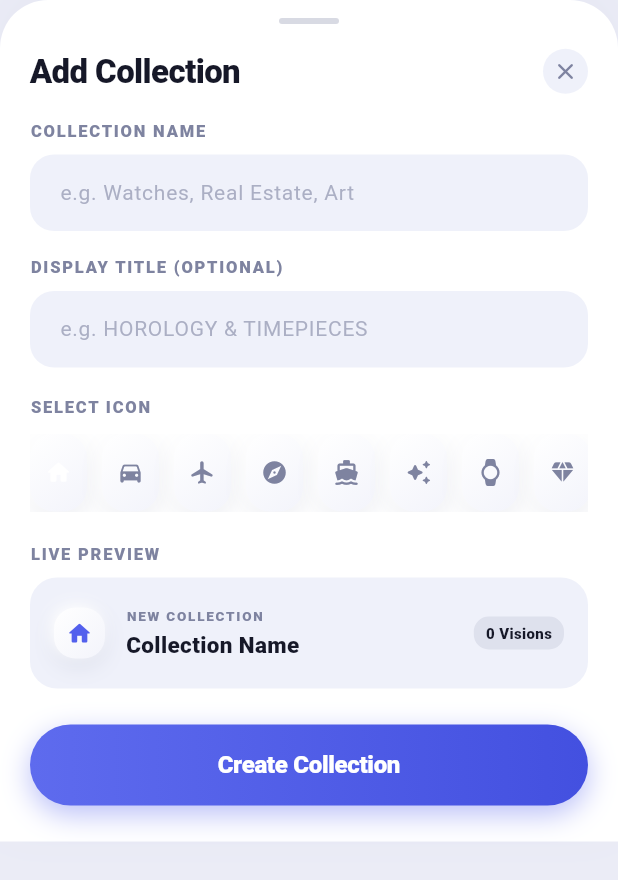
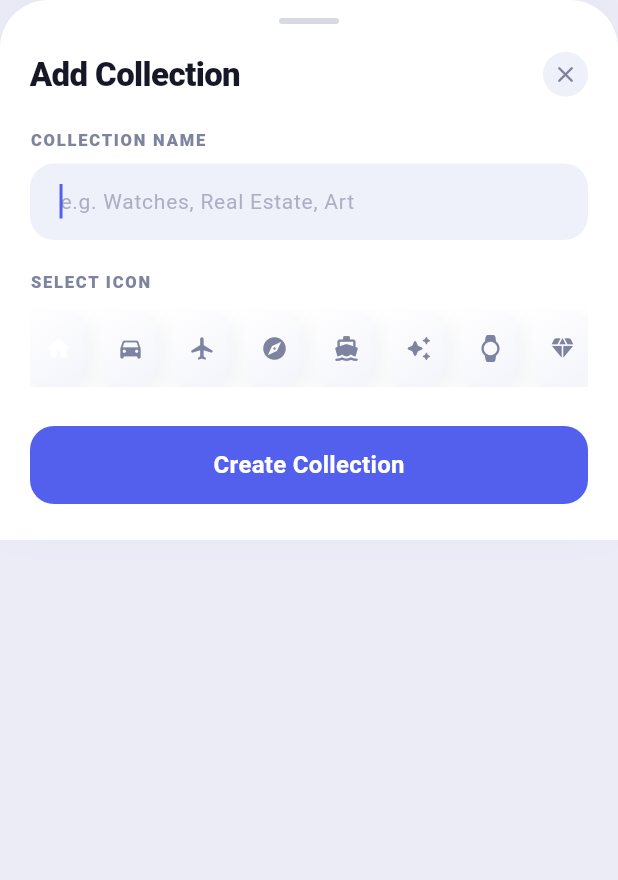
Before and after one commit to Knecrow/Origo, a Flutter app: the AddCategorySheet widget shown alone on an empty page, opened directly, on a phone screen of 412 x 824 dp. Shown: the top 880 px of the screen. Run offline on Flutter 3.47's test engine with Material 3 defaults, Android fonts, the phone set to English and light mode, and no system bars; our stand-ins replace image_picker, shared_preferences, sqflite, sqflite_common_ffi_web; accounts and stored records are empty.

Commit message:
style: Streamline Add Collection sheet to Name, Icon Picker and Submit button without display title or live preview

```diff
--- a/lib/features/add/add_category_sheet.dart
+++ b/lib/features/add/add_category_sheet.dart
@@ -30,7 +30,6 @@ class AddCategorySheet extends StatefulWidget {
 class _AddCategorySheetState extends State<AddCategorySheet> {
   final _formKey = GlobalKey<FormState>();
   final _nameCtrl = TextEditingController();
-  final _displayCtrl = TextEditingController();
 
   IconData _selectedIcon = kAllSupportedCategoryIcons.first;
   bool _saving = false;
@@ -38,7 +37,6 @@ class _AddCategorySheetState extends State<AddCategorySheet> {
   @override
   void dispose() {
     _nameCtrl.dispose();
-    _displayCtrl.dispose();
     super.dispose();
   }
 
@@ -48,16 +46,13 @@ class _AddCategorySheetState extends State<AddCategorySheet> {
     setState(() => _saving = true);
     try {
       final name = _nameCtrl.text.trim();
-      final display = _displayCtrl.text.trim().isNotEmpty
-          ? _displayCtrl.text.trim().toUpperCase()
-          : name.toUpperCase();
 
       if (!mounted) return;
       final ext = context.ext;
 
       await context.read<ItemsProvider>().addCategory(
             name: name,
-            displayName: display,
+            displayName: name.toUpperCase(),
             icon: _selectedIcon,
             color: ext.accent,
           );
@@ -99,10 +94,10 @@ class _AddCategorySheetState extends State<AddCategorySheet> {
         key: _formKey,
         child: SingleChildScrollView(
           child: Column(
+            mainAxisSize: MainAxisSize.min,
             crossAxisAlignment: CrossAxisAlignment.start,
-            mainAxisSize: MainAxisSize.min,
             children: [
-              // Drag Handle
+              // Drag handle
               Center(
                 child: Container(
                   width: 40,
@@ -113,9 +108,9 @@ class _AddCategorySheetState extends State<AddCategorySheet> {
                   ),
                 ),
               ),
-              const SizedBox(height: 16),
+              const SizedBox(height: 18),
 
-              // Header
+              // Title Row
               Row(
                 mainAxisAlignment: MainAxisAlignment.spaceBetween,
                 children: [
@@ -145,7 +140,7 @@ class _AddCategorySheetState extends State<AddCategorySheet> {
                   ),
                 ],
               ),
-              const SizedBox(height: 16),
+              const SizedBox(height: 20),
 
               // Category Name
               Text(
@@ -160,6 +155,7 @@ class _AddCategorySheetState extends State<AddCategorySheet> {
               const SizedBox(height: 8),
               TextFormField(
                 controller: _nameCtrl,
+                autofocus: true,
                 style: TextStyle(color: ext.textPrimary, fontSize: 15),
                 decoration: InputDecoration(
                   hintText: 'e.g. Watches, Real Estate, Art',
@@ -172,40 +168,10 @@ class _AddCategorySheetState extends State<AddCategorySheet> {
                   contentPadding: const EdgeInsets.symmetric(
                       horizontal: 16, vertical: 14),
                 ),
-                onChanged: (_) => setState(() {}),
                 validator: (v) =>
                     (v == null || v.trim().isEmpty) ? 'Please enter a name' : null,
               ),
-              const SizedBox(height: 16),
-
-              // Display Header Subtitle (Optional)
-              Text(
-                'DISPLAY TITLE (OPTIONAL)',
-                style: TextStyle(
-                  fontSize: 11,
-                  fontWeight: FontWeight.w800,
-                  letterSpacing: 1.2,
-                  color: ext.textMuted,
-                ),
-              ),
-              const SizedBox(height: 8),
-              TextFormField(
-                controller: _displayCtrl,
-                style: TextStyle(color: ext.textPrimary, fontSize: 15),
-                decoration: InputDecoration(
-                  hintText: 'e.g. HOROLOGY & TIMEPIECES',
-                  filled: true,
-                  fillColor: ext.cardSecondaryColor,
-                  border: OutlineInputBorder(
-                    borderRadius: BorderRadius.circular(16),
-                    borderSide: BorderSide.none,
-                  ),
-                  contentPadding: const EdgeInsets.symmetric(
-                      horizontal: 16, vertical: 14),
-                ),
-                onChanged: (_) => setState(() {}),
-              ),
-              const SizedBox(height: 18),
+              const SizedBox(height: 20),
 
               // Select Icon
               Text(
@@ -245,121 +211,39 @@ class _AddCategorySheetState extends State<AddCategorySheet> {
                   },
                 ),
               ),
-              const SizedBox(height: 20),
+              const SizedBox(height: 26),
 
-              // Live Preview Card
-              Text(
-                'LIVE PREVIEW',
-                style: TextStyle(
-                  fontSize: 11,
-                  fontWeight: FontWeight.w800,
-                  letterSpacing: 1.2,
-                  color: ext.textMuted,
-                ),
-              ),
-              const SizedBox(height: 8),
-              Container(
-                height: 74,
-                padding: const EdgeInsets.symmetric(horizontal: 16),
-                decoration: BoxDecoration(
-                  color: ext.cardSecondaryColor,
-                  borderRadius: BorderRadius.circular(18),
-                ),
-                child: Row(
-                  children: [
-                    ClayIconBadge(
-                      icon: _selectedIcon,
-                      size: 18,
-                      padding: 8,
-                      iconColor: ext.accent,
-                      badgeColor: ext.cardColor,
+              // Create Collection CTA Button
+              SizedBox(
+                width: double.infinity,
+                height: 52,
+                child: ElevatedButton(
+                  onPressed: _saving ? null : _save,
+                  style: ElevatedButton.styleFrom(
+                    backgroundColor: ext.accent,
+                    foregroundColor: Colors.white,
+                    elevation: 0,
+                    shape: RoundedRectangleBorder(
+                      borderRadius: BorderRadius.circular(16),
                     ),
-                    const SizedBox(width: 14),
-                    Expanded(
-                      child: Column(
-                        mainAxisAlignment: MainAxisAlignment.center,
-                        crossAxisAlignment: CrossAxisAlignment.start,
-                        children: [
-                          Text(
-                            _displayCtrl.text.trim().isNotEmpty
-                                ? _displayCtrl.text.trim().toUpperCase()
-                                : (_nameCtrl.text.trim().isNotEmpty
-                                    ? _nameCtrl.text.trim().toUpperCase()
-                                    : 'NEW COLLECTION'),
-                            style: TextStyle(
-                              color: ext.textMuted,
-                              fontSize: 9,
-                              fontWeight: FontWeight.w800,
-                              letterSpacing: 1.2,
-                            ),
+                  ),
+                  child: _saving
+                      ? const SizedBox(
+                          width: 20,
+                          height: 20,
+                          child: CircularProgressIndicator(
+                            strokeWidth: 2,
+                            color: Colors.white,
                           ),
-                          const SizedBox(height: 2),
-                          Text(
-                            _nameCtrl.text.trim().isNotEmpty
-                                ? _nameCtrl.text.trim()
-                                : 'Collection Name',
-                            style: TextStyle(
-                              color: ext.textPrimary,
-                              fontSize: 15,
-                              fontWeight: FontWeight.w800,
-                            ),
+                        )
+                      : const Text(
+                          'Create Collection',
+                          style: TextStyle(
+                            fontSize: 16,
+                            fontWeight: FontWeight.w700,
+                            letterSpacing: 0.2,
                           ),
-                        ],
-                      ),
-                    ),
-                    Container(
-                      padding: const EdgeInsets.symmetric(
-                          horizontal: 8, vertical: 4),
-                      decoration: BoxDecoration(
-                        color: ext.textMuted.withValues(alpha: 0.15),
-                        borderRadius: BorderRadius.circular(10),
-                      ),
-                      child: Text(
-                        '0 Visions',
-                        style: TextStyle(
-                          color: ext.textPrimary,
-                          fontSize: 10,
-                          fontWeight: FontWeight.w800,
                         ),
-                      ),
-                    ),
-                  ],
-                ),
-              ),
-              const SizedBox(height: 24),
-
-              // Create Category Button
-              GestureDetector(
-                onTap: _saving ? null : _save,
-                child: Container(
-                  width: double.infinity,
-                  height: 54,
-                  decoration: BoxDecoration(
-                    borderRadius: BorderRadius.circular(27),
-                    gradient: LinearGradient(
-                      colors: ext.primaryGradient,
-                    ),
-                    boxShadow: [
-                      BoxShadow(
-                        color: ext.accent.withValues(alpha: 0.4),
-                        blurRadius: 16,
-                        offset: const Offset(0, 6),
-                      ),
-                    ],
-                  ),
-                  child: Center(
-                    child: _saving
-                        ? const CircularProgressIndicator(color: Colors.white)
-                        : const Text(
-                            'Create Collection',
-                            style: TextStyle(
-                              fontSize: 16,
-                              fontWeight: FontWeight.w800,
-                              color: Colors.white,
-                              letterSpacing: -0.2,
-                            ),
-                          ),
-                  ),
                 ),
               ),
             ],
```
